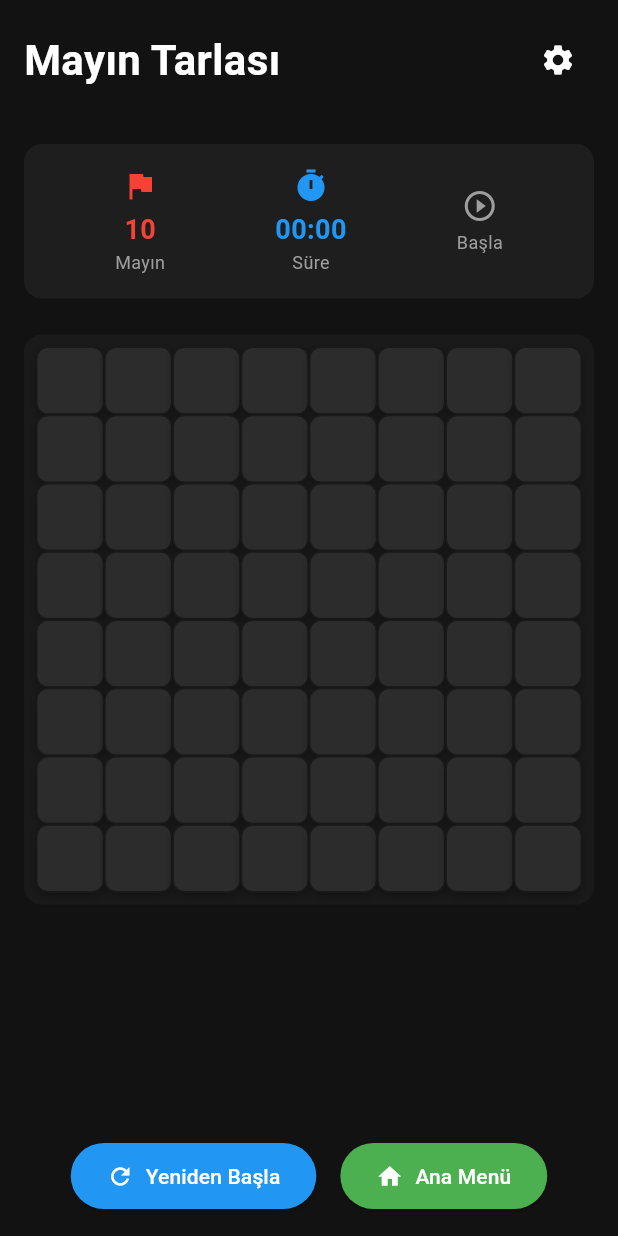
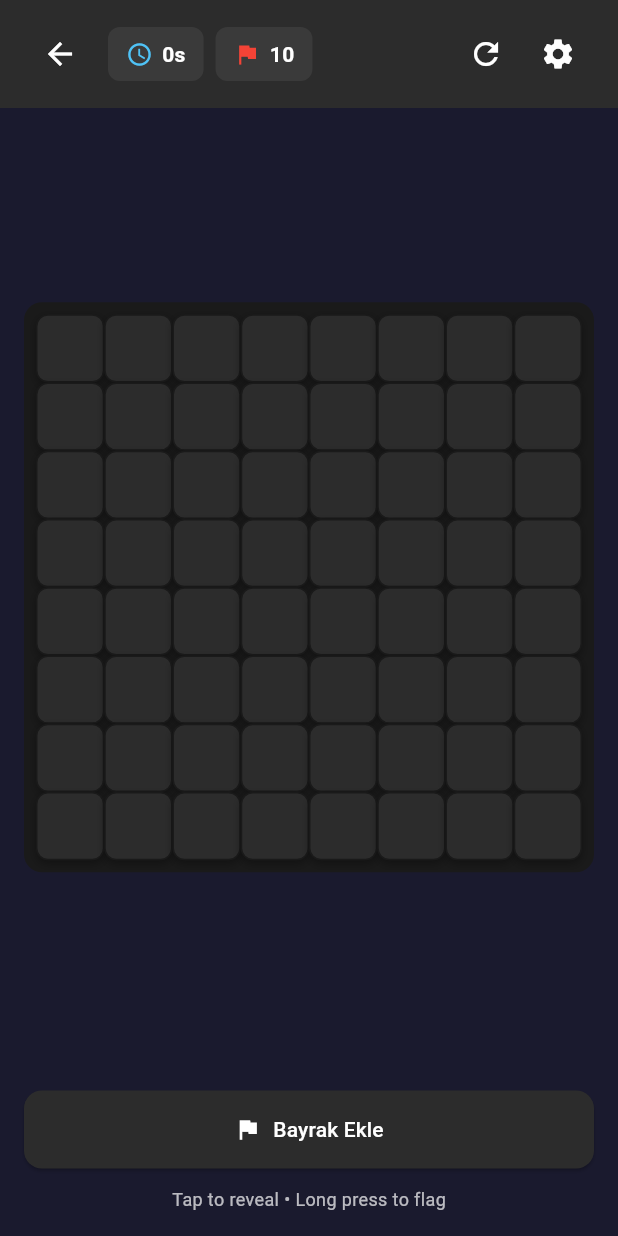
Before and after one commit to bydemirel/MineSweeper, a Flutter app: the GameScreen screen opened directly, on a phone screen of 412 x 824 dp. Run offline on Flutter 3.47's test engine with Material 3 defaults, Android fonts, the light colour scheme and no system bars; our stand-ins replace equatable, flutter_riverpod.

Commit message:
Update game screen UI and add flag mode feature
- Redesign game screen with top navigation bar (back, timer, flags, refresh, settings)
- Add flag mode toggle button with visual feedback
- Implement flag mode: tap to add/remove flags when active
- Fix tile animations with proper TweenSequence
- Improve flag protection: flagged tiles cannot be revealed until flag is removed
- Add user feedback messages for better UX
- Update bottom section with flag mode button and dynamic instructions
- Fix animation errors in tile widgets

```diff
--- a/lib/data/repositories/game_repository_impl.dart
+++ b/lib/data/repositories/game_repository_impl.dart
@@ -39,8 +39,11 @@ class GameRepositoryImpl implements GameRepository {
     final board = gameState.board.map((r) => r.map((t) => t).toList()).toList();
     final tile = board[row][col];
 
-    // Can't reveal flagged or already revealed tiles
-    if (tile.isFlagged || tile.isRevealed) return gameState;
+    // Can't reveal flagged tiles (flag is a marker, must be removed first)
+    if (tile.isFlagged) return gameState;
+
+    // Can't reveal already revealed tiles
+    if (tile.isRevealed) return gameState;
 
     // First click: generate mines ensuring this tile is safe
     if (gameState.isFirstClick) {
@@ -114,7 +117,7 @@ class GameRepositoryImpl implements GameRepository {
     final board = gameState.board.map((r) => r.map((t) => t).toList()).toList();
     final tile = board[row][col];
 
-    // Can't flag revealed tiles
+    // Can't flag revealed tiles (only hidden tiles can be flagged)
     if (tile.isRevealed) return gameState;
 
     final newStatus = tile.isFlagged ? TileStatus.hidden : TileStatus.flagged;
--- a/lib/presentation/screens/game_screen.dart
+++ b/lib/presentation/screens/game_screen.dart
@@ -5,9 +5,9 @@ import '../../domain/entities/game_difficulty.dart';
 import '../../domain/entities/game_state.dart';
 import '../providers/game_provider.dart';
 import '../widgets/game_board.dart';
-import '../widgets/status_bar.dart';
 import '../widgets/win_animation.dart';
 import '../widgets/mine_explosion.dart';
+import 'settings_screen.dart';
 
 /// Main game screen
 class GameScreen extends ConsumerStatefulWidget {
@@ -25,6 +25,7 @@ class GameScreen extends ConsumerStatefulWidget {
 class _GameScreenState extends ConsumerState<GameScreen> {
   Offset? _explosionPosition;
   bool _showGameOverDialog = false;
+  bool _flagModeActive = false;
 
   @override
   void initState() {
@@ -56,6 +57,36 @@ class _GameScreenState extends ConsumerState<GameScreen> {
   }
 
   void _handleTileTap(int row, int col) {
+    final gameState = ref.read(gameStateProvider);
+    final tile = gameState.board[row][col];
+
+    // If flag mode is active, toggle flag
+    if (_flagModeActive) {
+      ref.read(gameStateProvider.notifier).toggleFlag(row, col);
+      return;
+    }
+
+    // If tile is flagged, do nothing (flag is just a marker)
+    // Flag must be removed in flag mode before revealing
+    if (tile.isFlagged) {
+      HapticFeedback.lightImpact();
+      // Show a brief message that flag must be removed first
+      ScaffoldMessenger.of(context).showSnackBar(
+        const SnackBar(
+          content: Text('Bayraklı kareyi açmak için önce bayrağı kaldırın'),
+          duration: Duration(seconds: 1),
+          behavior: SnackBarBehavior.floating,
+        ),
+      );
+      return;
+    }
+
+    // If tile is already revealed, do nothing
+    if (tile.isRevealed) {
+      return;
+    }
+
+    // Reveal the tile
     ref.read(gameStateProvider.notifier).revealTile(row, col);
 
     final newState = ref.read(gameStateProvider);
@@ -65,6 +96,7 @@ class _GameScreenState extends ConsumerState<GameScreen> {
       final screenSize = MediaQuery.of(context).size;
       setState(() {
         _explosionPosition = Offset(screenSize.width / 2, screenSize.height / 2);
+        _flagModeActive = false; // Disable flag mode on game over
       });
       HapticFeedback.heavyImpact();
       Future.delayed(const Duration(milliseconds: 500), () {
@@ -74,6 +106,9 @@ class _GameScreenState extends ConsumerState<GameScreen> {
         }
       });
     } else if (newState.status == GameStatus.won) {
+      setState(() {
+        _flagModeActive = false; // Disable flag mode on win
+      });
       HapticFeedback.heavyImpact();
       Future.delayed(const Duration(milliseconds: 1000), () {
         if (mounted) {
@@ -94,6 +129,7 @@ class _GameScreenState extends ConsumerState<GameScreen> {
     setState(() {
       _explosionPosition = null;
       _showGameOverDialog = false;
+      _flagModeActive = false; // Reset flag mode
     });
     HapticFeedback.lightImpact();
   }
@@ -112,50 +148,118 @@ class _GameScreenState extends ConsumerState<GameScreen> {
   @override
   Widget build(BuildContext context) {
     final gameState = ref.watch(gameStateProvider);
+    final elapsedTime = gameState.elapsedTime ?? Duration.zero;
+    final displayTime = gameState.status == GameStatus.playing ||
+            gameState.status == GameStatus.won ||
+            gameState.status == GameStatus.lost
+        ? '${elapsedTime.inSeconds}s'
+        : '0s';
 
     return Scaffold(
+      backgroundColor: const Color(0xFF1A1A2E),
       body: SafeArea(
         child: Stack(
           children: [
             // Main content
             Column(
               children: [
-                // App bar
-                Padding(
-                  padding: const EdgeInsets.all(16),
+                // Top navigation bar
+                Container(
+                  padding: const EdgeInsets.symmetric(horizontal: 16, vertical: 12),
+                  color: const Color(0xFF2C2C2C),
                   child: Row(
-                    mainAxisAlignment: MainAxisAlignment.spaceBetween,
                     children: [
-                      const Text(
-                        'Mayın Tarlası',
-                        style: TextStyle(
-                          fontSize: 28,
-                          fontWeight: FontWeight.bold,
-                          color: Colors.white,
+                      // Back button
+                      IconButton(
+                        icon: const Icon(Icons.arrow_back, color: Colors.white),
+                        onPressed: () {
+                          HapticFeedback.lightImpact();
+                          Navigator.of(context).pop();
+                        },
+                      ),
+                      const SizedBox(width: 8),
+                      // Timer
+                      Container(
+                        padding: const EdgeInsets.symmetric(horizontal: 12, vertical: 8),
+                        decoration: BoxDecoration(
+                          color: const Color(0xFF3A3A3A),
+                          borderRadius: BorderRadius.circular(8),
+                        ),
+                        child: Row(
+                          mainAxisSize: MainAxisSize.min,
+                          children: [
+                            const Icon(
+                              Icons.access_time,
+                              color: Color(0xFF4FC3F7),
+                              size: 18,
+                            ),
+                            const SizedBox(width: 6),
+                            Text(
+                              displayTime,
+                              style: const TextStyle(
+                                color: Colors.white,
+                                fontSize: 14,
+                                fontWeight: FontWeight.w600,
+                              ),
+                            ),
+                          ],
                         ),
                       ),
+                      const SizedBox(width: 8),
+                      // Flag count
+                      Container(
+                        padding: const EdgeInsets.symmetric(horizontal: 12, vertical: 8),
+                        decoration: BoxDecoration(
+                          color: const Color(0xFF3A3A3A),
+                          borderRadius: BorderRadius.circular(8),
+                        ),
+                        child: Row(
+                          mainAxisSize: MainAxisSize.min,
+                          children: [
+                            const Icon(
+                              Icons.flag,
+                              color: Colors.red,
+                              size: 18,
+                            ),
+                            const SizedBox(width: 6),
+                            Text(
+                              '${gameState.minesRemaining}',
+                              style: const TextStyle(
+                                color: Colors.white,
+                                fontSize: 14,
+                                fontWeight: FontWeight.w600,
+                              ),
+                            ),
+                          ],
+                        ),
+                      ),
+                      const Spacer(),
+                      // Refresh button
                       IconButton(
-                        icon: const Icon(Icons.settings),
-                        color: Colors.white,
-                        onPressed: () => _showSettingsDialog(context),
+                        icon: const Icon(Icons.refresh, color: Colors.white),
+                        onPressed: _handleReset,
+                      ),
+                      // Settings button
+                      IconButton(
+                        icon: const Icon(Icons.settings, color: Colors.white),
+                        onPressed: () {
+                          HapticFeedback.lightImpact();
+                          Navigator.push(
+                            context,
+                            MaterialPageRoute(
+                              builder: (context) => const SettingsScreen(),
+                            ),
+                          );
+                        },
                       ),
                     ],
                   ),
                 ),
 
-                const SizedBox(height: 16),
-
-                // Status bar
-                Padding(
-                  padding: const EdgeInsets.symmetric(horizontal: 16),
-                  child: StatusBar(gameState: gameState),
-                ),
-
-                const SizedBox(height: 24),
-
                 // Game board
                 Expanded(
-                  child: SingleChildScrollView(
+                  child: Container(
+                    padding: const EdgeInsets.all(16),
                     child: Center(
                       child: GameBoard(
                         board: gameState.board,
@@ -166,41 +270,44 @@ class _GameScreenState extends ConsumerState<GameScreen> {
                   ),
                 ),
 
-                const SizedBox(height: 16),
-
-                // Action buttons
+                // Bottom section
                 Padding(
                   padding: const EdgeInsets.all(16),
-                  child: Row(
-                    mainAxisAlignment: MainAxisAlignment.center,
+                  child: Column(
                     children: [
-                      ElevatedButton.icon(
-                        onPressed: _handleReset,
-                        icon: const Icon(Icons.refresh),
-                        label: const Text('Yeniden Başla'),
-                        style: ElevatedButton.styleFrom(
-                          padding: const EdgeInsets.symmetric(
-                            horizontal: 24,
-                            vertical: 12,
+                      // Flag Mode button
+                      SizedBox(
+                        width: double.infinity,
+                        child: ElevatedButton.icon(
+                          onPressed: () {
+                            setState(() {
+                              _flagModeActive = !_flagModeActive;
+                            });
+                            HapticFeedback.mediumImpact();
+                          },
+                          icon: const Icon(Icons.flag),
+                          label: Text(_flagModeActive ? 'Bayrak Modu Aktif' : 'Bayrak Ekle'),
+                          style: ElevatedButton.styleFrom(
+                            padding: const EdgeInsets.symmetric(vertical: 16),
+                            backgroundColor: _flagModeActive
+                                ? const Color(0xFFE91E63) // Pink/Red when active
+                                : const Color(0xFF2C2C2C),
+                            foregroundColor: Colors.white,
+                            shape: RoundedRectangleBorder(
+                              borderRadius: BorderRadius.circular(12),
+                            ),
                           ),
-                          backgroundColor: Colors.blue,
-                          foregroundColor: Colors.white,
                         ),
                       ),
-                      const SizedBox(width: 16),
-                      ElevatedButton.icon(
-                        onPressed: () {
-                          Navigator.of(context).pop(); // Go back to main screen
-                        },
-                        icon: const Icon(Icons.home),
-                        label: const Text('Ana Menü'),
-                        style: ElevatedButton.styleFrom(
-                          padding: const EdgeInsets.symmetric(
-                            horizontal: 24,
-                            vertical: 12,
-                          ),
-                          backgroundColor: Colors.green,
-                          foregroundColor: Colors.white,
+                      const SizedBox(height: 12),
+                      // Instructions
+                      Text(
+                        _flagModeActive
+                            ? 'Şüphelendiğin karelere tıkla'
+                            : 'Tap to reveal • Long press to flag',
+                        style: const TextStyle(
+                          color: Colors.white70,
+                          fontSize: 12,
                         ),
                       ),
                     ],
@@ -306,26 +413,4 @@ class _GameScreenState extends ConsumerState<GameScreen> {
   }
 
 
-  void _showSettingsDialog(BuildContext context) {
-    showDialog(
-      context: context,
-      builder: (context) => AlertDialog(
-        backgroundColor: const Color(0xFF1E1E1E),
-        title: const Text(
-          'Ayarlar',
-          style: TextStyle(color: Colors.white),
-        ),
-        content: const Text(
-          'Ayarlar yakında eklenecek...',
-          style: TextStyle(color: Colors.grey),
-        ),
-        actions: [
-          TextButton(
-            onPressed: () => Navigator.of(context).pop(),
-            child: const Text('Kapat'),
-          ),
-        ],
-      ),
-    );
-  }
 }
--- a/lib/presentation/widgets/tile_widget.dart
+++ b/lib/presentation/widgets/tile_widget.dart
@@ -35,20 +35,22 @@ class _TileWidgetState extends State<TileWidget>
   void initState() {
     super.initState();
 
-    // Reveal animation
+    // Reveal animation - improved for number tiles
     _revealController = AnimationController(
-      duration: const Duration(milliseconds: 200),
+      duration: const Duration(milliseconds: 300),
       vsync: this,
     );
 
-    _scaleAnimation = Tween<double>(begin: 1.0, end: 0.0).animate(
+    // Scale animation: starts small, grows to normal size
+    _scaleAnimation = Tween<double>(begin: 0.0, end: 1.0).animate(
       CurvedAnimation(
         parent: _revealController,
-        curve: Curves.easeOut,
+        curve: Curves.elasticOut,
       ),
     );
 
-    _opacityAnimation = Tween<double>(begin: 1.0, end: 0.0).animate(
+    // Opacity animation: fades in
+    _opacityAnimation = Tween<double>(begin: 0.0, end: 1.0).animate(
       CurvedAnimation(
         parent: _revealController,
         curve: Curves.easeOut,
@@ -63,18 +65,19 @@ class _TileWidgetState extends State<TileWidget>
 
     _flagScaleAnimation = TweenSequence<double>([
       TweenSequenceItem(
-        tween: Tween<double>(begin: 1.0, end: 1.3),
-        weight: 50,
+        tween: Tween<double>(begin: 1.0, end: 1.3).chain(
+          CurveTween(curve: Curves.easeOut),
+        ),
+        weight: 1.0,
       ),
       TweenSequenceItem(
-        tween: Tween<double>(begin: 1.3, end: 1.0),
-        weight: 50,
+        tween: Tween<double>(begin: 1.3, end: 1.0).chain(
+          CurveTween(curve: Curves.elasticOut),
+        ),
+        weight: 1.0,
       ),
     ]).animate(
-      CurvedAnimation(
-        parent: _flagController,
-        curve: Curves.elasticOut,
-      ),
+      _flagController,
     );
 
     // Trigger animations based on tile state
@@ -157,14 +160,14 @@ class _TileWidgetState extends State<TileWidget>
                 duration: const Duration(milliseconds: 200),
                 child: _buildHiddenTile(),
               ),
-              // Revealed tile content
+              // Revealed tile content with animation
               AnimatedBuilder(
                 animation: _revealController,
                 builder: (context, child) {
                   return Opacity(
-                    opacity: 1.0 - _opacityAnimation.value,
+                    opacity: _opacityAnimation.value,
                     child: Transform.scale(
-                      scale: 1.0 - _scaleAnimation.value * 0.3,
+                      scale: _scaleAnimation.value,
                       child: _buildRevealedTile(),
                     ),
                   );
```
